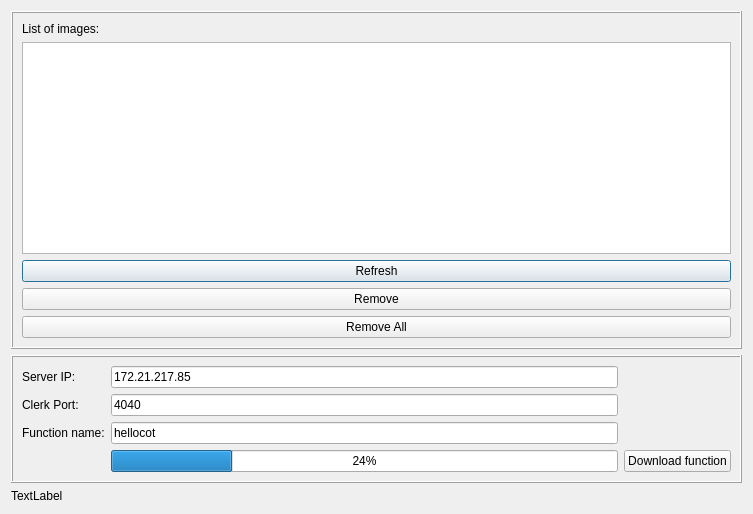
Old version of the form Node/Deployer/DeployerBoard.ui in the repository ADanayi/openCOT.
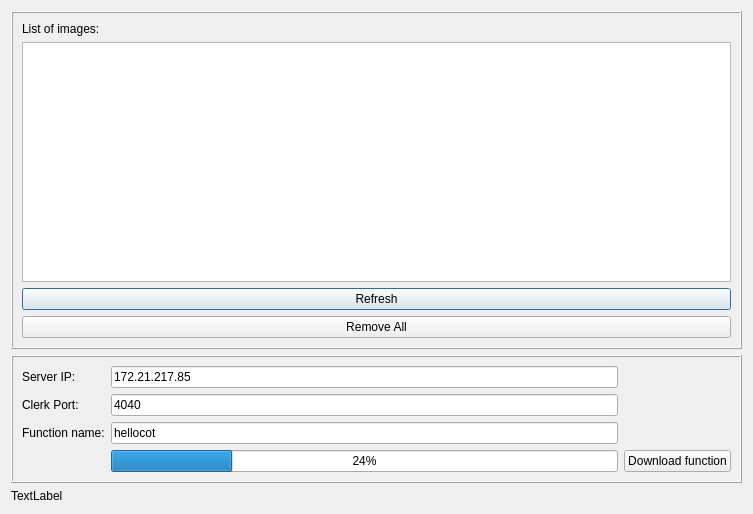
New version of the form.

```diff
--- a/Node/Deployer/DeployerBoard.ui
+++ b/Node/Deployer/DeployerBoard.ui
@@ -40,13 +40,6 @@
         </property>
        </widget>
       </item>
-      <item>
-       <widget class="QPushButton" name="pushButton_remove">
-        <property name="text">
-         <string>Remove</string>
-        </property>
-       </widget>
-      </item>
       <item>
        <widget class="QPushButton" name="pushButton_removeAll">
         <property name="text">
```
